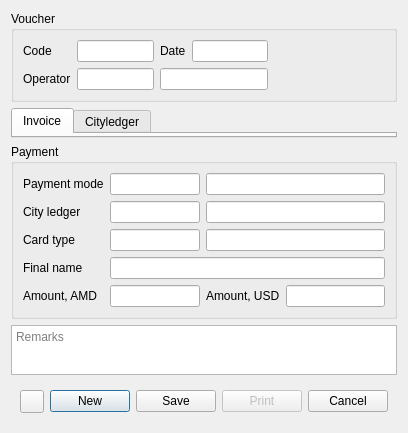
Before: the Qt Designer form Resort/dlgreceiptvaucher.ui in End1-1/Resort, drawn with Qt 5.
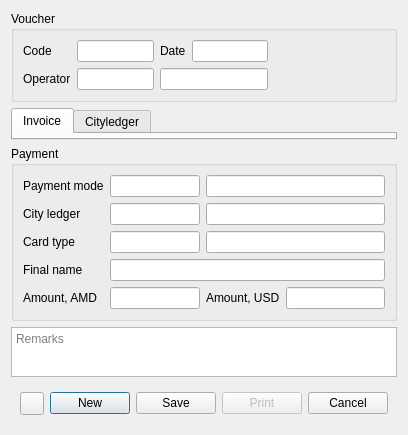
After: the same form once the commit is applied. Icons and pictures are not drawn. Custom widgets are drawn as their Qt base class.

```diff
--- a/Resort/dlgreceiptvaucher.ui
+++ b/Resort/dlgreceiptvaucher.ui
@@ -7,7 +7,7 @@
     <x>0</x>
     <y>0</y>
     <width>397</width>
-    <height>412</height>
+    <height>435</height>
    </rect>
   </property>
   <property name="maximumSize">
```
Left out of the diff: 134 changed lines with no effect on the pictures.
